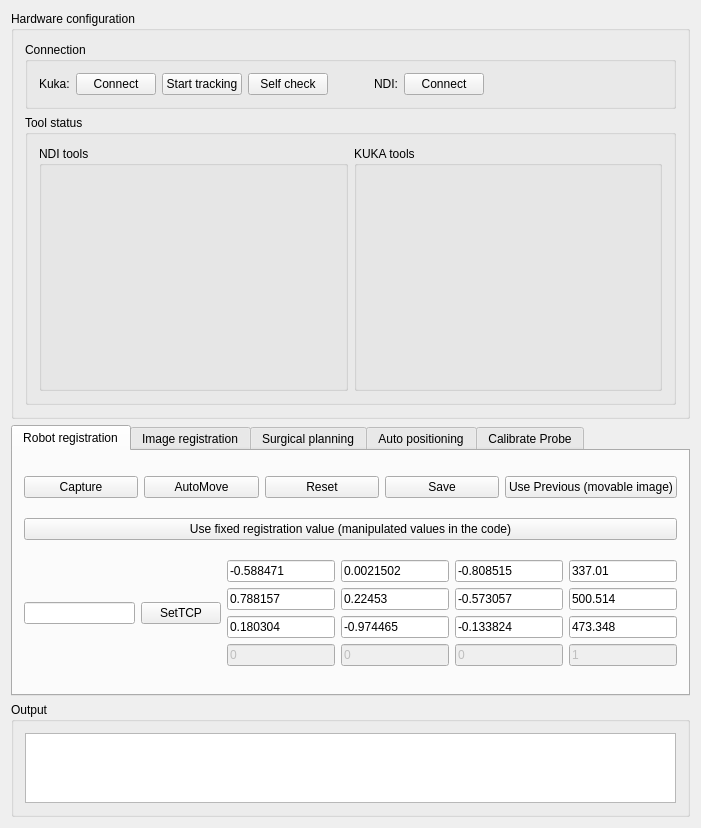
This is Plugins/org.mitk.lancet.surgicalsimulate/src/internal/SurgicalSimulateControls.ui in zhaomengxiao/LancetMITK-Adition as Qt 5 draws it before an edit. The edited form follows.
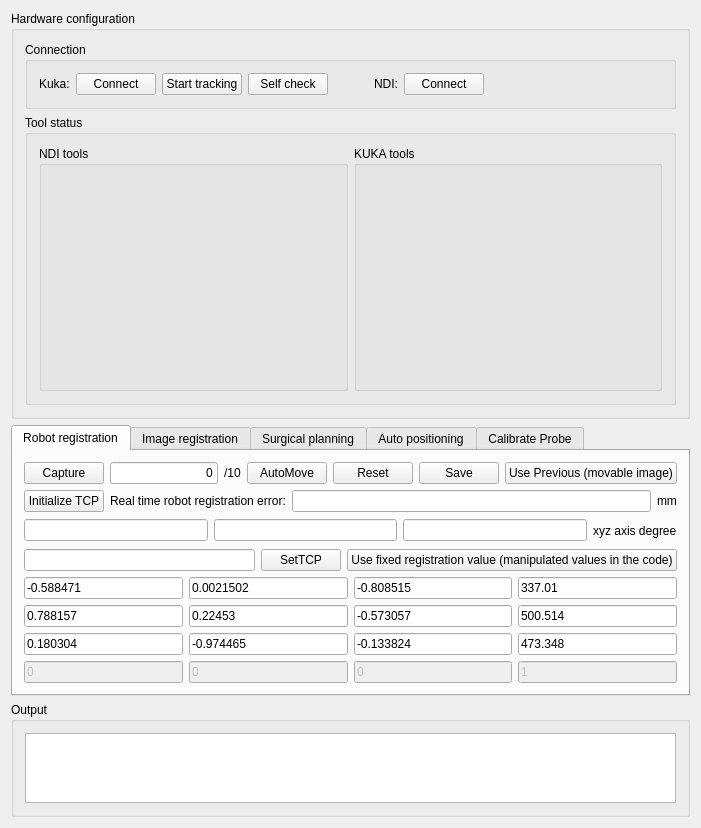
This is the edited form. Custom widgets are drawn as their Qt base class.

Commit message: Feature(robotRegistration): real time registration error

What changed in the file:
```diff
--- a/Plugins/org.mitk.lancet.surgicalsimulate/src/internal/SurgicalSimulateControls.ui
+++ b/Plugins/org.mitk.lancet.surgicalsimulate/src/internal/SurgicalSimulateControls.ui
@@ -182,9 +182,9 @@
       <attribute name="title">
        <string>Robot registration</string>
       </attribute>
-      <layout class="QGridLayout" name="gridLayout_12">
-       <item row="0" column="0" colspan="2">
-        <layout class="QHBoxLayout" name="horizontalLayout_7">
+      <layout class="QGridLayout" name="gridLayout_13">
+       <item row="0" column="0">
+        <layout class="QHBoxLayout" name="horizontalLayout_14">
          <item>
           <widget class="QPushButton" name="pushButton_captureRobot">
            <property name="text">
@@ -192,6 +192,26 @@
            </property>
           </widget>
          </item>
+         <item>
+          <widget class="QLineEdit" name="lineEdit_collectedRoboPose">
+           <property name="layoutDirection">
+            <enum>Qt::LeftToRight</enum>
+           </property>
+           <property name="text">
+            <string>0</string>
+           </property>
+           <property name="alignment">
+            <set>Qt::AlignRight|Qt::AlignTrailing|Qt::AlignVCenter</set>
+           </property>
+          </widget>
+         </item>
+         <item>
+          <widget class="QLabel" name="label_6">
+           <property name="text">
+            <string>/10</string>
+           </property>
+          </widget>
+         </item>
          <item>
           <widget class="QPushButton" name="pushButton_automove">
            <property name="text">
@@ -222,12 +242,65 @@
          </item>
         </layout>
        </item>
-       <item row="1" column="0" colspan="2">
-        <widget class="QPushButton" name="pushButton_roboRegisManual">
-         <property name="text">
-          <string>Use fixed registration value (manipulated values in the code)</string>
-         </property>
-        </widget>
+       <item row="1" column="0">
+        <layout class="QGridLayout" name="gridLayout_12">
+         <item row="0" column="0">
+          <widget class="QPushButton" name="pushButton_InitializeTcp">
+           <property name="text">
+            <string>Initialize TCP</string>
+           </property>
+          </widget>
+         </item>
+         <item row="0" column="1">
+          <layout class="QHBoxLayout" name="horizontalLayout_13">
+           <item>
+            <widget class="QLabel" name="label_3">
+             <property name="text">
+              <string>Real time robot registration error:</string>
+             </property>
+            </widget>
+           </item>
+           <item>
+            <layout class="QHBoxLayout" name="horizontalLayout_7">
+             <item>
+              <widget class="QLineEdit" name="lineEdit_roboRegistrationError"/>
+             </item>
+             <item>
+              <widget class="QLabel" name="label_4">
+               <property name="text">
+                <string>mm</string>
+               </property>
+              </widget>
+             </item>
+            </layout>
+           </item>
+          </layout>
+         </item>
+         <item row="1" column="0" colspan="2">
+          <layout class="QHBoxLayout" name="horizontalLayout_12">
+           <item>
+            <layout class="QHBoxLayout" name="horizontalLayout_11">
+             <item>
+              <widget class="QLineEdit" name="lineEdit_xAngleError"/>
+             </item>
+             <item>
+              <widget class="QLineEdit" name="lineEdit_yAngleError"/>
+             </item>
+             <item>
+              <widget class="QLineEdit" name="lineEdit_zAngleError"/>
+             </item>
+            </layout>
+           </item>
+           <item>
+            <widget class="QLabel" name="label_5">
+             <property name="text">
+              <string>xyz axis degree</string>
+             </property>
+            </widget>
+           </item>
+          </layout>
+         </item>
+        </layout>
        </item>
        <item row="2" column="0">
         <layout class="QHBoxLayout" name="horizontalLayout_10">
@@ -241,9 +314,16 @@
            </property>
           </widget>
          </item>
+         <item>
+          <widget class="QPushButton" name="pushButton_roboRegisManual">
+           <property name="text">
+            <string>Use fixed registration value (manipulated values in the code)</string>
+           </property>
+          </widget>
+         </item>
         </layout>
        </item>
-       <item row="2" column="1">
+       <item row="3" column="0">
         <layout class="QGridLayout" name="gridLayout_11">
          <item row="0" column="0">
           <widget class="QLineEdit" name="lineEdit_manualRoboregis_0">
```
Left out of the diff: 53 changed lines with no effect on the pictures. The commit also changes 2 other files.
